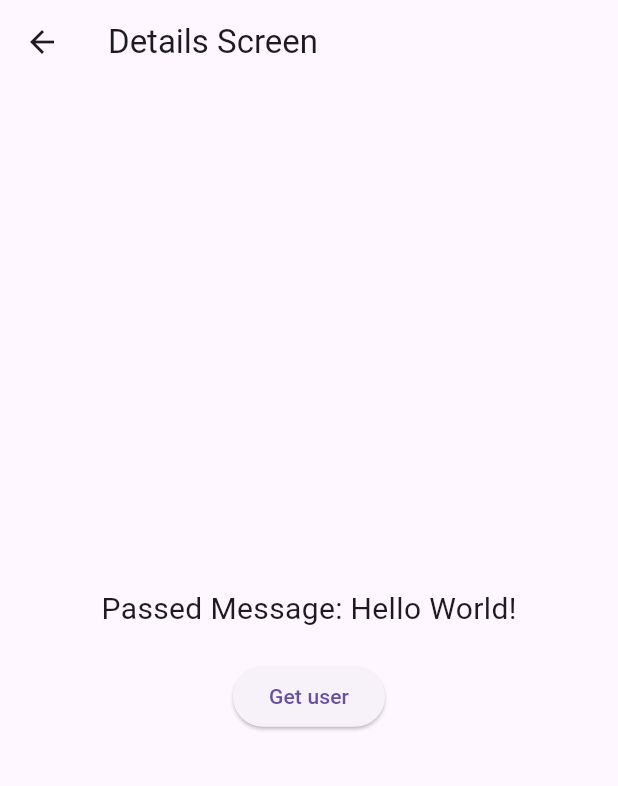
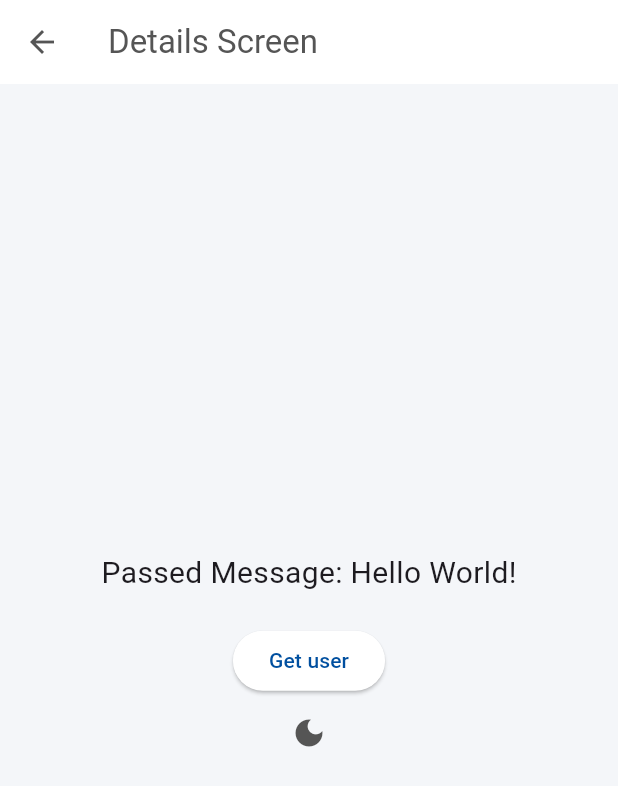
Before and after one commit to pranavods1/Dukan_Bank_work, a Flutter app: the screen it shows after launch, after a tap on "Go to Details Screen", on a phone screen of 412 x 824 dp. Shown: the top 786 px of the screen. Run offline on Flutter 3.47's test engine with Material 3 defaults, Android fonts, the phone set to English and light mode, and no system bars; our stand-ins replace auto_route, dartz, dio, flutter_riverpod, freezed_annotation, riverpod_annotation; generated files the repository leaves out were written again.

Commit message:
apply theam login

```diff
--- a/lib/DetailsPage.dart
+++ b/lib/DetailsPage.dart
@@ -1,15 +1,18 @@
 import 'package:auto_route/auto_route.dart';
 import 'package:flutter/material.dart';
+import 'package:flutter_riverpod/flutter_riverpod.dart';
 import 'package:std_prj/lib/core/router/app_router.gr.dart';
 
+import 'lib/core/widgets/theme_provider.dart';
+
 @RoutePage()
-class DetailsScreen extends StatelessWidget {
+class DetailsScreen extends ConsumerWidget {
   final String message; // Parameter സ്വീകരിക്കാൻ
 
   const DetailsScreen({super.key, required this.message});
 
   @override
-  Widget build(BuildContext context) {
+  Widget build(BuildContext context,WidgetRef ref) {
     return Scaffold(
       appBar: AppBar(title: const Text('Details Screen')),
       body: Center(
@@ -27,6 +30,23 @@ class DetailsScreen extends StatelessWidget {
               },
               child: const Text('Get user'),
             ),
+
+            // നിങ്ങളുടെ ഏതെങ്കിലും സ്ക്രീനിലെ Widget build-ൽ ആഡ് ചെയ്യാവുന്നത്:
+
+            IconButton(
+              icon: Icon(
+                ref.watch(themeModeProvider) == ThemeMode.light
+                    ? Icons.dark_mode
+                    : Icons.light_mode,
+              ),
+              onPressed: () {
+                // ➔ തീം മോഡ് തിരിച്ചു സ്വിച്ച് ചെയ്യുന്നു
+                final currentMode = ref.read(themeModeProvider);
+                ref.read(themeModeProvider.notifier).state =
+                currentMode == ThemeMode.light ? ThemeMode.dark : ThemeMode.light;
+              },
+            )
+
           ],
         ),
       ),
--- /dev/null
+++ b/lib/lib/core/widgets/theme_provider.dart
@@ -0,0 +1,84 @@
+// lib/lib/core/widgets/theme_provider.dart
+
+import 'dart:convert';
+import 'package:flutter/material.dart';
+import 'package:flutter/services.dart';
+import 'package:flutter_riverpod/flutter_riverpod.dart';
+
+Color hexToColor(String hex) {
+  return Color(int.parse(hex.replaceFirst('#', '0xff')));
+}
+
+final themeModeProvider = StateProvider<ThemeMode>((ref) => ThemeMode.light);
+
+class ThemeState {
+  final ThemeData lightTheme;
+  final ThemeData darkTheme;
+  ThemeState({required this.lightTheme, required this.darkTheme});
+}
+
+class ThemeStateNotifier extends StateNotifier<ThemeState> {
+  ThemeStateNotifier() : super(ThemeState(lightTheme: ThemeData.light(), darkTheme: ThemeData.dark())) {
+    loadThemeFromJson();
+  }
+
+  Future<void> loadThemeFromJson() async {
+    try {
+      final jsonString = await rootBundle.loadString('assets/app_theme.json');
+      final Map<String, dynamic> jsonMap = jsonDecode(jsonString);
+
+      // ➔ 1. Light Theme കളറുകൾ
+      final lightMap = jsonMap['light'];
+      final lightBrand = hexToColor(lightMap['brandColor']);
+      final lightBg = hexToColor(lightMap['backgroundColor']);
+      final lightCard = hexToColor(lightMap['cardColor']);
+      final lightText = hexToColor(lightMap['textColor']); // റീഡ് ചെയ്യുന്നു
+
+      // ➔ 2. Dark Theme കളറുകൾ
+      final darkMap = jsonMap['dark'];
+      final darkBrand = hexToColor(darkMap['brandColor']);
+      final darkBg = hexToColor(darkMap['backgroundColor']);
+      final darkCard = hexToColor(darkMap['cardColor']);
+      final darkText = hexToColor(darkMap['textColor']); // റീഡ് ചെയ്യുന്നു
+
+      state = ThemeState(
+        lightTheme: ThemeData.light().copyWith(
+          primaryColor: lightBrand,
+          scaffoldBackgroundColor: lightBg,
+          cardColor: lightCard,
+          colorScheme: ColorScheme.light(
+            primary: lightBrand,
+            surface: lightCard,
+            onSurface: lightText, // ➔ ഇവിടെ മാപ്പ് ചെയ്തു
+          ),
+        ),
+        darkTheme: ThemeData.dark().copyWith(
+          primaryColor: darkBrand,
+          scaffoldBackgroundColor: darkBg,
+          cardColor: darkCard,
+          colorScheme: ColorScheme.dark(
+            primary: darkBrand,
+            surface: darkCard,
+            onSurface: darkText, // ➔ ഇവിടെ മാപ്പ് ചെയ്തു
+          ),
+        ),
+      );
+    } catch (e) {
+      debugPrint("Theme load failed: $e");
+    }
+  }
+}
+
+final myThemeProvider = StateNotifierProvider<ThemeStateNotifier, ThemeState>((ref) {
+  return ThemeStateNotifier();
+});
+
+// ➔ 3. കസ്റ്റം ഗെറ്ററിൽ 'textColor' കൂടി ചേർത്തു
+extension ThemeGetter on BuildContext {
+  ThemeData get theme => Theme.of(this);
+
+  Color get brand => theme.primaryColor;
+  Color get background => theme.scaffoldBackgroundColor;
+  Color get card => theme.cardColor;
+  Color get textColor => theme.colorScheme.onSurface; // ➔ ടെക്സ്റ്റ് കളർ
+}
--- a/lib/main.dart
+++ b/lib/main.dart
@@ -2,24 +2,31 @@ import 'package:flutter/material.dart';
 import 'package:flutter_riverpod/flutter_riverpod.dart';
 import 'lib/core/router/app_router.dart';
 import 'lib/core/router/observers/screen_tracking_observer.dart';
+import 'lib/core/widgets/theme_provider.dart';
 
 void main() {
   runApp(ProviderScope(child: MyApp()));
 }
 
-class MyApp extends StatelessWidget {
+class MyApp extends ConsumerWidget {
   MyApp({super.key});
-
 
   final _appRouter = AppRouter();
 
   @override
-  Widget build(BuildContext context) {
+  Widget build(BuildContext context, WidgetRef ref) {
+    // ➔ നമ്മുടെ രണ്ട് തീമുകൾ അടങ്ങിയ സ്റ്റേറ്റ് വാച്ച് ചെയ്യുന്നു
+    final themes = ref.watch(myThemeProvider);
+    // ➔ കറന്റ് തീം മോഡ് (Light / Dark) വാച്ച് ചെയ്യുന്നു
+    final themeMode = ref.watch(themeModeProvider);
     return MaterialApp.router(
       routerConfig: _appRouter.config(
         navigatorObservers: () => [ScreenTrackingObserver()],
       ),
       title: 'AutoRoute Demo',
+      theme: themes.lightTheme,
+      darkTheme: themes.darkTheme,
+      themeMode: themeMode,
     );
   }
 }
--- a/pubspec.yaml
+++ b/pubspec.yaml
@@ -73,9 +73,9 @@ flutter:
   uses-material-design: true
 
   # To add assets to your application, add an assets section, like this:
-  # assets:
-  #   - images/a_dot_burr.jpeg
-  #   - images/a_dot_ham.jpeg
+  assets:
+    - assets/app_theme.json
+
 
   # An image asset can refer to one or more resolution-specific "variants", see
   # https://flutter.dev/to/resolution-aware-images
```
Also changed, not shown: assets/app_theme.json (added, +14 -0 lines), lib/lib/core/widgets/custom_button.dart (added, +40 -0 lines), lib/lib/features/users/presentation/pages/user_list_page.dart (+49 -7 lines).
